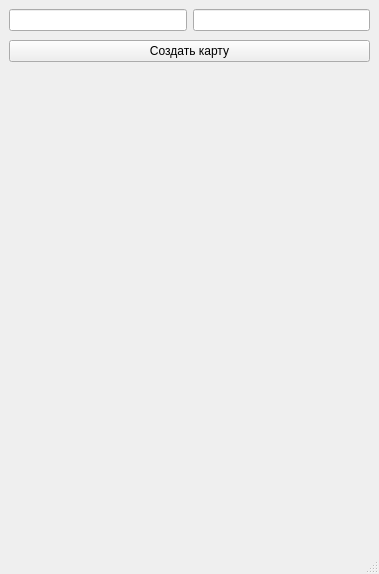
Old version of the form data/ui/main_api.ui in the repository SvetoiDen/Maps-API-Yandex-Zay.
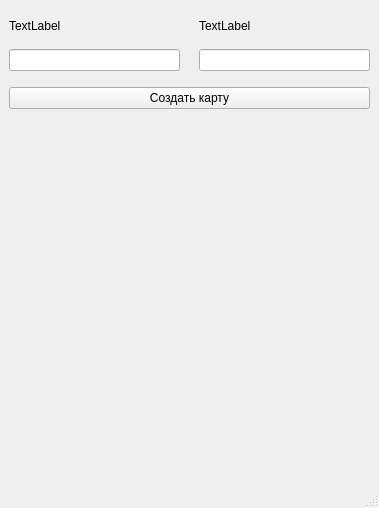
New version of the form.

Commit message: Готовый первый вариант

```diff
--- a/data/ui/main_api.ui
+++ b/data/ui/main_api.ui
@@ -7,32 +7,73 @@
     <x>0</x>
     <y>0</y>
     <width>379</width>
-    <height>574</height>
+    <height>508</height>
    </rect>
   </property>
   <property name="windowTitle">
    <string>Редактор Карты</string>
   </property>
   <widget class="QWidget" name="centralwidget">
-   <layout class="QVBoxLayout" name="verticalLayout">
+   <layout class="QVBoxLayout" name="verticalLayout" stretch="0,2">
+    <property name="spacing">
+     <number>9</number>
+    </property>
+    <property name="leftMargin">
+     <number>9</number>
+    </property>
+    <property name="topMargin">
+     <number>10</number>
+    </property>
+    <property name="bottomMargin">
+     <number>10</number>
+    </property>
     <item>
      <layout class="QGridLayout" name="gridLayout">
-      <property name="verticalSpacing">
+      <property name="topMargin">
        <number>9</number>
       </property>
-      <item row="0" column="0">
-       <widget class="QLineEdit" name="XY_Line"/>
-      </item>
-      <item row="0" column="1">
+      <property name="bottomMargin">
+       <number>16</number>
+      </property>
+      <property name="horizontalSpacing">
+       <number>19</number>
+      </property>
+      <property name="verticalSpacing">
+       <number>16</number>
+      </property>
+      <item row="1" column="1">
        <widget class="QLineEdit" name="scaleLine"/>
       </item>
-      <item row="1" column="0" colspan="2">
+      <item row="1" column="0">
+       <widget class="QLineEdit" name="XY_Line"/>
+      </item>
+      <item row="2" column="0" colspan="2">
        <widget class="QPushButton" name="SubmitMain">
         <property name="text">
          <string>Создать карту</string>
         </property>
        </widget>
       </item>
+      <item row="0" column="0">
+       <widget class="QLabel" name="label">
+        <property name="text">
+         <string>TextLabel</string>
+        </property>
+        <property name="alignment">
+         <set>Qt::AlignBottom|Qt::AlignJustify</set>
+        </property>
+       </widget>
+      </item>
+      <item row="0" column="1">
+       <widget class="QLabel" name="label_2">
+        <property name="text">
+         <string>TextLabel</string>
+        </property>
+        <property name="alignment">
+         <set>Qt::AlignBottom|Qt::AlignLeading|Qt::AlignLeft</set>
+        </property>
+       </widget>
+      </item>
      </layout>
     </item>
     <item>
```
The commit also changes 1 other file.
